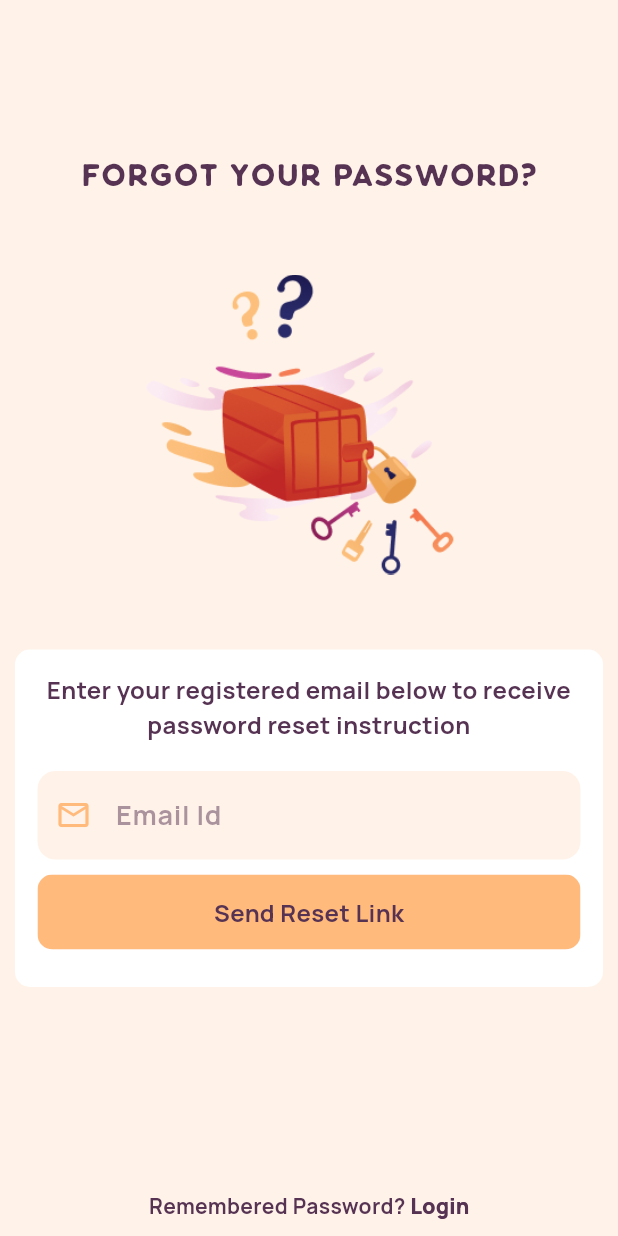
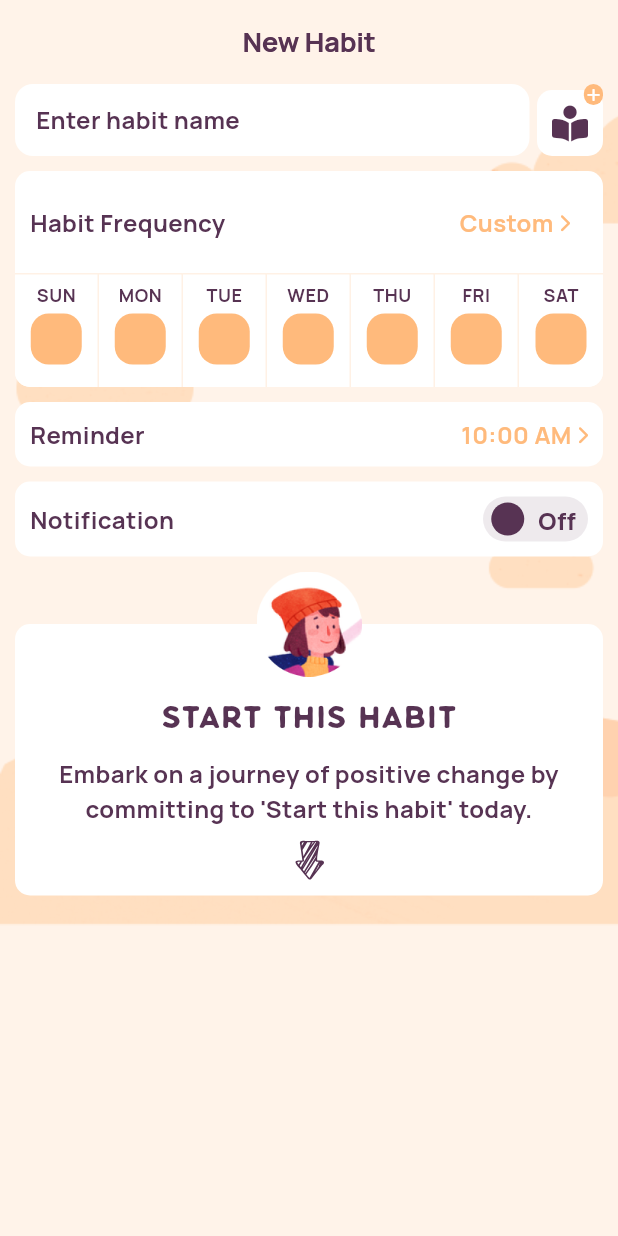
Before and after one commit to SourishBiswas23/habit_builder, a Flutter app: the screen it shows after launch, on a phone screen of 412 x 824 dp. Run offline on Flutter 3.47's test engine with Material 3 defaults, Android fonts, the phone set to English and light mode, and no system bars; drawn by our look-alikes of flutter_switch; our stand-ins replace bloc, equatable, flutter_svg, font_awesome_flutter, logger, smooth_page_indicator.

Commit message:
Added the new habit screen

```diff
--- a/lib/app_theme.dart
+++ b/lib/app_theme.dart
@@ -10,7 +10,23 @@ class AppTheme {
   static const Color transparentWhite = Color.fromARGB(0, 255, 243, 233);
 
   final ThemeData themeData = ThemeData(
-    scaffoldBackgroundColor: Colors.white,
+    scaffoldBackgroundColor: creame,
+    appBarTheme: const AppBarTheme(
+      backgroundColor: creame,
+      centerTitle: true,
+      titleTextStyle: TextStyle(
+        color: eclipse,
+        fontSize: 18,
+        fontWeight: FontWeight.bold,
+        fontFamily: 'manrope',
+        shadows: [
+          Shadow(
+            offset: Offset(0.2, 0.2),
+            color: AppTheme.eclipse,
+          )
+        ],
+      ),
+    ),
     primaryColor: fog,
     textTheme: const TextTheme(
       headlineLarge: TextStyle(
--- /dev/null
+++ b/lib/controllers/bottom__nav_bar_bloc.dart/bottom_nav_bar_bloc.dart
@@ -0,0 +1,13 @@
+import 'package:bloc/bloc.dart';
+import 'package:equatable/equatable.dart';
+
+part 'bottom_nav_bar_event.dart';
+part 'bottom_nav_bar_state.dart';
+
+class BottomNavBarBloc extends Bloc<BottomNavBarEvent, BottomNavBarState> {
+  BottomNavBarBloc() : super(BottomNavBarInitial()) {
+    on<BottomNavBarEvent>((event, emit) {
+      // TODO: implement event handler
+    });
+  }
+}
--- /dev/null
+++ b/lib/controllers/bottom__nav_bar_bloc.dart/bottom_nav_bar_event.dart
@@ -0,0 +1,8 @@
+part of 'bottom_nav_bar_bloc.dart';
+
+sealed class BottomNavBarEvent extends Equatable {
+  const BottomNavBarEvent();
+
+  @override
+  List<Object> get props => [];
+}
--- /dev/null
+++ b/lib/controllers/bottom__nav_bar_bloc.dart/bottom_nav_bar_state.dart
@@ -0,0 +1,10 @@
+part of 'bottom_nav_bar_bloc.dart';
+
+sealed class BottomNavBarState extends Equatable {
+  const BottomNavBarState();
+
+  @override
+  List<Object> get props => [];
+}
+
+final class BottomNavBarInitial extends BottomNavBarState {}
--- a/lib/main.dart
+++ b/lib/main.dart
@@ -1,4 +1,6 @@
 import 'package:flutter/material.dart';
+import 'package:habit_builder/views/bottom_nav_bar/bottom_nav_bar.dart';
+import 'package:habit_builder/views/new_habit_screen/new_habit_screen.dart';
 import 'package:habit_builder/views/onboarding/signup_and_login/forgot_password_screen/forgot_password_screen.dart';
 import 'package:habit_builder/views/onboarding/signup_and_login/signup_screen/signup_screen.dart';
 
@@ -17,7 +19,7 @@ class MyApp extends StatelessWidget {
     return MaterialApp(
       title: 'Habit Builder',
       theme: AppTheme().themeData,
-      home: const ForgotPasswordScreen(),
+      home: const NewHabitScreen(),
       onGenerateRoute: AppNavigator.onGenerateRoute,
       navigatorKey: AppNavigator.navigatorKey,
       scaffoldMessengerKey: AppNavigator.scaffoldMessengerState,
--- a/lib/routes.dart
+++ b/lib/routes.dart
@@ -1,5 +1,6 @@
 import 'package:flutter/material.dart';
 import 'package:habit_builder/views/bottom_nav_bar/bottom_nav_bar.dart';
+import 'package:habit_builder/views/new_habit_screen/new_habit_screen.dart';
 import 'package:habit_builder/views/onboarding/signup_and_login/forgot_password_screen/forgot_password_screen.dart';
 
 import 'views/not_found_screen/not_found_screen.dart';
@@ -16,6 +17,7 @@ enum AppRoute {
   signupScreen,
   forgotPasswordScreen,
   bottomNavBarScreen,
+  newHabitScreen,
 }
 
 class _Paths {
@@ -26,6 +28,7 @@ class _Paths {
   static const String signupScreen = '/signupScreen';
   static const String forgotPasswordScreen = '/forgotPasswordScreen';
   static const String bottomNavBarScreen = '/bottomNavBarScreen';
+  static const String newHabitScreen = '/newHabitScreen';
 
   static const Map<AppRoute, String> _pathMap = {
     AppRoute.splashScreen: _Paths.splashScreen,
@@ -35,6 +38,7 @@ class _Paths {
     AppRoute.signupScreen: _Paths.signupScreen,
     AppRoute.forgotPasswordScreen: _Paths.forgotPasswordScreen,
     AppRoute.bottomNavBarScreen: _Paths.bottomNavBarScreen,
+    AppRoute.newHabitScreen: _Paths.newHabitScreen,
   };
 
   static String of(AppRoute appRoute) => _pathMap[appRoute] ?? notFoundScreen;
@@ -74,6 +78,10 @@ class AppNavigator {
         return MaterialPageRoute(
           builder: (context) => const BottomNavBar(),
         );
+      case _Paths.newHabitScreen:
+        return MaterialPageRoute(
+          builder: (context) => const NewHabitScreen(),
+        );
       default:
         return MaterialPageRoute(
           builder: (context) => const NotFoundScreen(),
--- a/lib/views/bottom_nav_bar/bottom_nav_bar.dart
+++ b/lib/views/bottom_nav_bar/bottom_nav_bar.dart
@@ -42,13 +42,24 @@ class _BottomNavBarState extends State<BottomNavBar> {
     'assets/images/settings_un_selected.png',
   ];
 
+  final List<String> appbarTitles = [
+    'HomePage ',
+    'Courses',
+    'Community',
+    'Settings',
+  ];
+
   @override
   Widget build(BuildContext context) {
     return Scaffold(
-      // appBar: appbar,
+      appBar: AppBar(
+        title: Text(
+          appbarTitles[_selectedIndex],
+        ),
+      ),
       body: _screens[_selectedIndex],
       bottomNavigationBar: ClipPath(
-        // clipper: CurvedBottomNavigationBarClipper(),
+        clipper: CurvedBottomNavigationBarClipper(),
         child: BottomNavigationBar(
           iconSize: 5,
           type: BottomNavigationBarType.fixed,
@@ -87,42 +98,42 @@ class _BottomNavBarState extends State<BottomNavBar> {
 class CurvedBottomNavigationBarClipper extends CustomClipper<Path> {
   @override
   Path getClip(Size size) {
-    final path = Path();
-    path.moveTo(0, size.height);
-
-    path.lineTo(size.width, size.height);
+    Path path = Path();
+    path.moveTo(0, 0);
+    path.lineTo(size.width * 0.2900048, 0);
     path.cubicTo(
-      size.width * 0.35,
-      size.height,
-      size.width * 0.41,
-      size.height * 0.75,
-      size.width * 0.45,
-      size.height * 0.65,
+      size.width * 0.3326232,
+      0,
+      size.width * 0.3744831,
+      size.height * 0.05835450,
+      size.width * 0.4113357,
+      size.height * 0.1691400,
+    );
+    path.lineTo(size.width * 0.4558961, size.height * 0.3031000);
+    path.cubicTo(
+      size.width * 0.4835531,
+      size.height * 0.3862437,
+      size.width * 0.5176884,
+      size.height * 0.3865613,
+      size.width * 0.5454034,
+      size.height * 0.3039287,
+    );
+    path.lineTo(
+      size.width * 0.5913647,
+      size.height * 0.1668975,
     );
     path.cubicTo(
-      size.width * 0.49,
-      size.height * 0.55,
-      size.width * 0.55,
-      size.height * 0.55,
-      size.width * 0.59,
-      size.height * 0.65,
-    );
-    path.cubicTo(
-      size.width * 0.63,
-      size.height * 0.75,
-      size.width * 0.69,
-      size.height,
-      size.width * 0.71,
-      size.height,
-    );
-
-    path.lineTo(
-      size.width,
-      size.height,
+      size.width * 0.6280386,
+      size.height * 0.05755412,
+      size.width * 0.6696208,
+      0,
+      size.width * 0.7119469,
+      0,
     );
     path.lineTo(size.width, 0);
+    path.lineTo(size.width, size.height);
+    path.lineTo(0, size.height);
     path.lineTo(0, 0);
-
     path.close();
 
     return path;
--- /dev/null
+++ b/lib/views/new_habit_screen/habit_frequency.dart
@@ -0,0 +1,59 @@
+import 'package:flutter/material.dart';
+import 'package:font_awesome_flutter/font_awesome_flutter.dart';
+
+import '../../app_theme.dart';
+import 'habit_frequency_week_days.dart';
+
+class HabitFrequency extends StatelessWidget {
+  const HabitFrequency({
+    super.key,
+  });
+
+  @override
+  Widget build(BuildContext context) {
+    final theme = Theme.of(context);
+    return Container(
+      decoration: BoxDecoration(
+        color: Colors.white,
+        borderRadius: BorderRadius.circular(10),
+      ),
+      child: Column(
+        children: [
+          Padding(
+            padding: const EdgeInsets.all(10),
+            child: Row(
+              mainAxisAlignment: MainAxisAlignment.spaceBetween,
+              children: [
+                Text(
+                  'Habit Frequency',
+                  style: theme.textTheme.bodyMedium,
+                ),
+                TextButton(
+                  onPressed: () {},
+                  child: Row(
+                    crossAxisAlignment: CrossAxisAlignment.center,
+                    mainAxisSize: MainAxisSize.min,
+                    children: [
+                      Text(
+                        'Custom ',
+                        style: theme.textTheme.bodyMedium?.copyWith(
+                          color: AppTheme.morning,
+                        ),
+                      ),
+                      FaIcon(
+                        FontAwesomeIcons.chevronRight,
+                        size: theme.textTheme.bodySmall?.fontSize,
+                        color: AppTheme.morning,
+                      ),
+                    ],
+                  ),
+                ),
+              ],
+            ),
+          ),
+          const HabitFrequencyWeekDays(),
+        ],
+      ),
+    );
+  }
+}
--- /dev/null
+++ b/lib/views/new_habit_screen/habit_frequency_week_days.dart
@@ -0,0 +1,100 @@
+import 'package:flutter/material.dart';
+import 'package:flutter_svg/flutter_svg.dart';
+
+import '../../app_theme.dart';
+
+class HabitFrequencyWeekDays extends StatefulWidget {
+  const HabitFrequencyWeekDays({super.key});
+
+  @override
+  State<HabitFrequencyWeekDays> createState() => _HabitFrequencyWeekDaysState();
+}
+
+class _HabitFrequencyWeekDaysState extends State<HabitFrequencyWeekDays> {
+  final weekDays = const ['SUN', 'MON', 'TUE', 'WED', 'THU', 'FRI', 'SAT'];
+  bool isSelected = true;
+
+  @override
+  Widget build(BuildContext context) {
+    final theme = Theme.of(context);
+    return Row(
+      children: weekDays.map(
+        (weekDay) {
+          return Expanded(
+            child: Container(
+              decoration: BoxDecoration(
+                color: Colors.white,
+                borderRadius: BorderRadius.only(
+                  bottomLeft: weekDay == weekDays.first
+                      ? const Radius.circular(10)
+                      : const Radius.circular(0),
+                  bottomRight: weekDay == weekDays.last
+                      ? const Radius.circular(10)
+                      : const Radius.circular(0),
+                ),
+                border: Border(
+                  top: BorderSide(
+                    width: 1,
+                    color: AppTheme.morning.withOpacity(0.2),
+                  ),
+                  right: weekDay != weekDays.last
+                      ? BorderSide(
+                          width: 1,
+                          color: AppTheme.morning.withOpacity(0.2),
+                        )
+                      : BorderSide.none,
+                ),
+              ),
+              child: Padding(
+                padding: const EdgeInsets.symmetric(
+                  horizontal: 5,
+                  vertical: 5,
+                ),
+                child: Column(
+                  crossAxisAlignment: CrossAxisAlignment.center,
+                  children: [
+                    Text(
+                      weekDay,
+                      style: theme.textTheme.bodySmall,
+                    ),
+                    const SizedBox(height: 5),
+                    GestureDetector(
+                      onTap: () {
+                        setState(() {
+                          isSelected = !isSelected;
+                        });
+                      },
+                      child: Container(
+                        height: 34,
+                        width: 34,
+                        padding: isSelected
+                            ? EdgeInsets.zero
+                            : const EdgeInsets.all(1),
+                        decoration: BoxDecoration(
+                          borderRadius: BorderRadius.circular(12),
+                          color:
+                              isSelected ? AppTheme.morning : AppTheme.creame,
+                        ),
+                        child: isSelected
+                            ? null
+                            : SvgPicture.asset(
+                                'assets/images/half_square.svg',
+                                fit: BoxFit.cover,
+                                colorFilter: const ColorFilter.mode(
+                                  AppTheme.morning,
+                                  BlendMode.srcIn,
+                                ),
+                              ),
+                      ),
+                    ),
+                    const SizedBox(height: 10),
+                  ],
+                ),
+              ),
+            ),
+          );
+        },
+      ).toList(),
+    );
+  }
+}
--- /dev/null
+++ b/lib/views/new_habit_screen/habit_name_and_field_button.dart
@@ -0,0 +1,69 @@
+import 'package:flutter/material.dart';
+import 'package:font_awesome_flutter/font_awesome_flutter.dart';
+
+import '../../app_theme.dart';
+
+class HabitNameFieldAndButton extends StatelessWidget {
+  const HabitNameFieldAndButton({
+    super.key,
+  });
+
+  @override
+  Widget build(BuildContext context) {
+    final theme = Theme.of(context);
+
+    return Row(
+      mainAxisSize: MainAxisSize.min,
+      children: [
+        Expanded(
+          child: TextField(
+            style: theme.textTheme.bodyMedium,
+            decoration: InputDecoration(
+              contentPadding: const EdgeInsets.symmetric(
+                horizontal: 10,
+              ),
+              label: const Text('Enter habit name'),
+              labelStyle: theme.textTheme.bodyMedium,
+              floatingLabelBehavior: FloatingLabelBehavior.never,
+              fillColor: Colors.white,
+              filled: true,
+            ),
+          ),
+        ),
+        const SizedBox(width: 5),
+        Stack(
+          children: [
+            Container(
+              margin: const EdgeInsets.only(top: 4),
+              padding: const EdgeInsets.all(10),
+              decoration: BoxDecoration(
+                color: Colors.white,
+                borderRadius: BorderRadius.circular(10),
+              ),
+              child: const FaIcon(
+                FontAwesomeIcons.bookOpenReader,
+                color: AppTheme.eclipse,
+              ),
+            ),
+            Positioned(
+              top: 0,
+              right: 0,
+              child: Container(
+                padding: const EdgeInsets.all(2),
+                decoration: BoxDecoration(
+                  color: AppTheme.morning,
+                  borderRadius: BorderRadius.circular(100),
+                ),
+                child: const FaIcon(
+                  FontAwesomeIcons.plus,
+                  size: 10,
+                  color: Colors.white,
+                ),
+              ),
+            )
+          ],
+        )
+      ],
+    );
+  }
+}
--- /dev/null
+++ b/lib/views/new_habit_screen/new_habit_screen.dart
@@ -0,0 +1,50 @@
+import 'package:flutter/material.dart';
+
+import 'habit_frequency.dart';
+import 'habit_name_and_field_button.dart';
+import 'notifications.dart';
+import 'remider.dart';
+import 'start_habit_dialogue.dart';
+
+class NewHabitScreen extends StatelessWidget {
+  const NewHabitScreen({super.key});
+
+  @override
+  Widget build(BuildContext context) {
+    return Scaffold(
+      appBar: AppBar(
+        title: const Text('New Habit'),
+      ),
+      body: SingleChildScrollView(
+        child: Stack(
+          children: [
+            Positioned(
+              bottom: 0,
+              child: Image.asset(
+                'assets/images/background.png',
+                fit: BoxFit.cover,
+              ),
+            ),
+            const Padding(
+              padding: EdgeInsets.symmetric(horizontal: 10),
+              child: Column(
+                mainAxisSize: MainAxisSize.min,
+                children: [
+                  HabitNameFieldAndButton(),
+                  SizedBox(height: 10),
+                  HabitFrequency(),
+                  SizedBox(height: 10),
+                  Reminder(),
+                  SizedBox(height: 10),
+                  Nofitications(),
+                  SizedBox(height: 10),
+                  StartHabitDialouge()
+                ],
+              ),
+            ),
+          ],
+        ),
+      ),
+    );
+  }
+}
--- /dev/null
+++ b/lib/views/new_habit_screen/notifications.dart
@@ -0,0 +1,54 @@
+import 'package:flutter/material.dart';
+import 'package:flutter_switch/flutter_switch.dart';
+
+import '../../app_theme.dart';
+
+class Nofitications extends StatefulWidget {
+  const Nofitications({
+    super.key,
+  });
+
+  @override
+  State<Nofitications> createState() => _NofiticationsState();
+}
+
+class _NofiticationsState extends State<Nofitications> {
+  bool isSwitchOn = false;
+  @override
+  Widget build(BuildContext context) {
+    final theme = Theme.of(context);
+    return Container(
+      decoration: BoxDecoration(
+        color: Colors.white,
+        borderRadius: BorderRadius.circular(10),
+      ),
+      padding: const EdgeInsets.all(10),
+      child: Row(
+        mainAxisAlignment: MainAxisAlignment.spaceBetween,
+        children: [
+          Text(
+            'Notification',
+            style: theme.textTheme.bodyMedium,
+          ),
+          FlutterSwitch(
+            height: 30,
+            inactiveToggleColor: AppTheme.eclipse,
+            value: isSwitchOn,
+            showOnOff: true,
+            activeTextColor: Colors.white,
+            activeText: 'On',
+            inactiveText: 'Off',
+            inactiveColor: AppTheme.eclipse.withOpacity(0.1),
+            activeColor: AppTheme.eclipse,
+            inactiveTextColor: AppTheme.eclipse,
+            onToggle: (value) {
+              setState(() {
+                isSwitchOn = !isSwitchOn;
+              });
+            },
+          )
+        ],
+      ),
+    );
+  }
+}
--- /dev/null
+++ b/lib/views/new_habit_screen/remider.dart
@@ -0,0 +1,48 @@
+import 'package:flutter/material.dart';
+import 'package:font_awesome_flutter/font_awesome_flutter.dart';
+
+import '../../app_theme.dart';
+
+class Reminder extends StatelessWidget {
+  const Reminder({
+    super.key,
+  });
+
+  @override
+  Widget build(BuildContext context) {
+    final theme = Theme.of(context);
+    return Container(
+      decoration: BoxDecoration(
+        color: Colors.white,
+        borderRadius: BorderRadius.circular(10),
+      ),
+      padding: const EdgeInsets.all(10),
+      child: Row(
+        mainAxisAlignment: MainAxisAlignment.spaceBetween,
+        children: [
+          Text(
+            'Reminder',
+            style: theme.textTheme.bodyMedium,
+          ),
+          Row(
+            crossAxisAlignment: CrossAxisAlignment.center,
+            mainAxisSize: MainAxisSize.min,
+            children: [
+              Text(
+                '10:00 AM ',
+                style: theme.textTheme.bodyMedium?.copyWith(
+                  color: AppTheme.morning,
+                ),
+              ),
+              FaIcon(
+                FontAwesomeIcons.chevronRight,
+                size: theme.textTheme.bodySmall?.fontSize,
+                color: AppTheme.morning,
+              ),
+            ],
+          ),
+        ],
+      ),
+    );
+  }
+}
--- /dev/null
+++ b/lib/views/new_habit_screen/start_habit_dialogue.dart
@@ -0,0 +1,57 @@
+import 'package:flutter/material.dart';
+import 'package:flutter_svg/svg.dart';
+
+class StartHabitDialouge extends StatelessWidget {
+  const StartHabitDialouge({
+    super.key,
+  });
+
+  @override
+  Widget build(BuildContext context) {
+    final theme = Theme.of(context);
+
+    return SizedBox(
+      child: Stack(
+        alignment: Alignment.topCenter,
+        children: [
+          Container(
+            width: double.infinity,
+            margin: const EdgeInsets.only(top: 35, bottom: 20),
+            padding: const EdgeInsets.only(
+              top: 45,
+              left: 20,
+              right: 20,
+            ),
+            decoration: BoxDecoration(
+              color: Colors.white,
+              borderRadius: BorderRadius.circular(10),
+            ),
+            child: Column(
+              crossAxisAlignment: CrossAxisAlignment.center,
+              children: [
+                Text(
+                  'START THIS HABIT',
+                  style: theme.textTheme.headlineSmall,
+                ),
+                const SizedBox(height: 10),
+                Text(
+                  "Embark on a journey of positive change by committing to 'Start this habit' today.",
+                  style: theme.textTheme.bodyMedium,
+                  textAlign: TextAlign.center,
+                ),
+                const SizedBox(height: 10),
+                SvgPicture.asset('assets/images/down_arrow.svg'),
+                const SizedBox(height: 10),
+              ],
+            ),
+          ),
+          Image.asset(
+            'assets/images/start_habit_icon.png',
+            height: 70,
+            width: 70,
+          ),
+        ],
+      ),
+    );
+  }
+}
```
Also changed, not shown: pubspec.yaml (+9 -0 lines), assets/images/background.png (added), assets/images/down_arrow.svg (added), assets/images/half_cloud.svg (added), assets/images/half_square.svg (added), assets/images/start_habit_icon.png (added), pubspec.lock.
